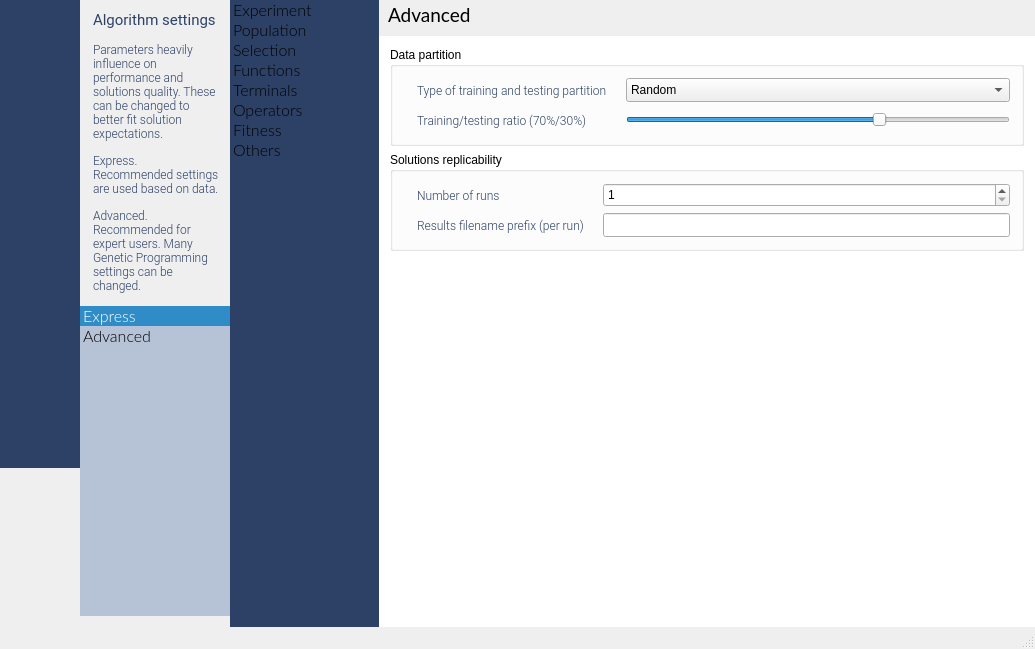
Above: source/mainwidget.ui from emigdioz/LeafGP before the change. Below: the same form after it.
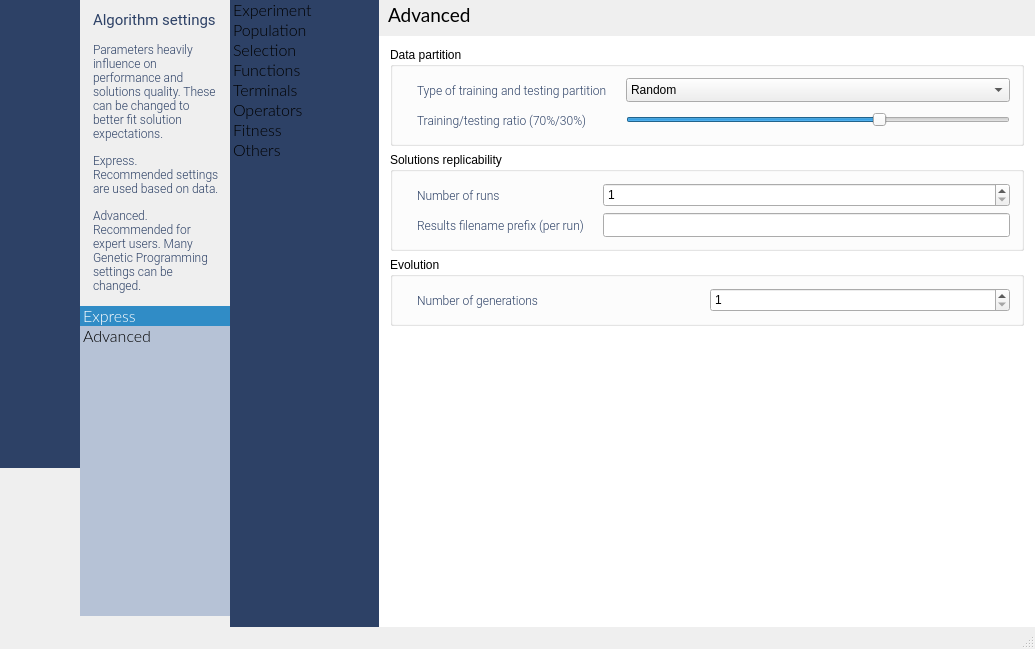
That is the form after the change. The open tabs and pages were chosen to show the change. Icons and pictures are not drawn. Custom widgets are drawn as their Qt base class.

Commit message: Improvements in UI, some GP paramaters follows user input

Patch:
```diff
--- a/source/mainwidget.ui
+++ b/source/mainwidget.ui
@@ -2576,6 +2576,42 @@
                          </layout>
                         </widget>
                        </item>
+                       <item>
+                        <widget class="QGroupBox" name="groupBox_14">
+                         <property name="title">
+                          <string>Evolution</string>
+                         </property>
+                         <layout class="QGridLayout" name="gridLayout_91">
+                          <item row="0" column="0">
+                           <layout class="QGridLayout" name="gridLayout_90">
+                            <item row="0" column="0">
+                             <widget class="QLabel" name="label_121">
+                              <property name="text">
+                               <string>Number of generations</string>
+                              </property>
+                             </widget>
+                            </item>
+                            <item row="0" column="1">
+                             <widget class="QSpinBox" name="spinBox_6">
+                              <property name="minimumSize">
+                               <size>
+                                <width>0</width>
+                                <height>24</height>
+                               </size>
+                              </property>
+                              <property name="minimum">
+                               <number>1</number>
+                              </property>
+                              <property name="maximum">
+                               <number>100000</number>
+                              </property>
+                             </widget>
+                            </item>
+                           </layout>
+                          </item>
+                         </layout>
+                        </widget>
+                       </item>
                        <item>
                         <spacer name="verticalSpacer_9">
                          <property name="orientation">
```
Left out of the diff: 29 changed lines with no effect on the pictures. The commit also changes 7 other files.
